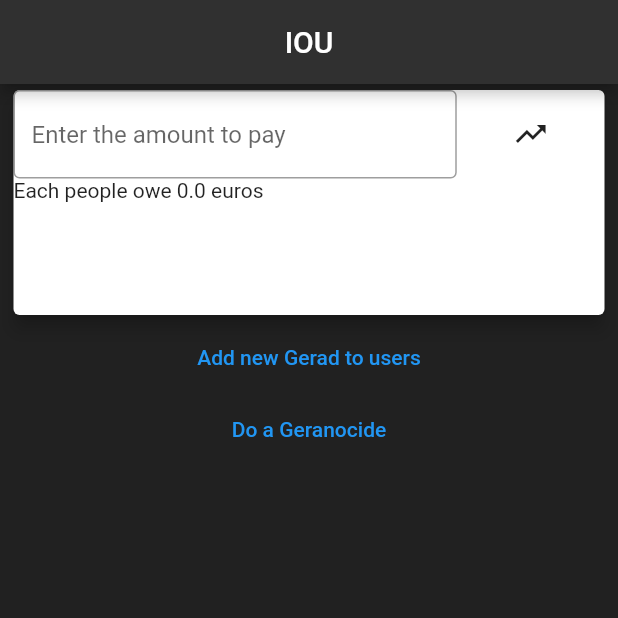
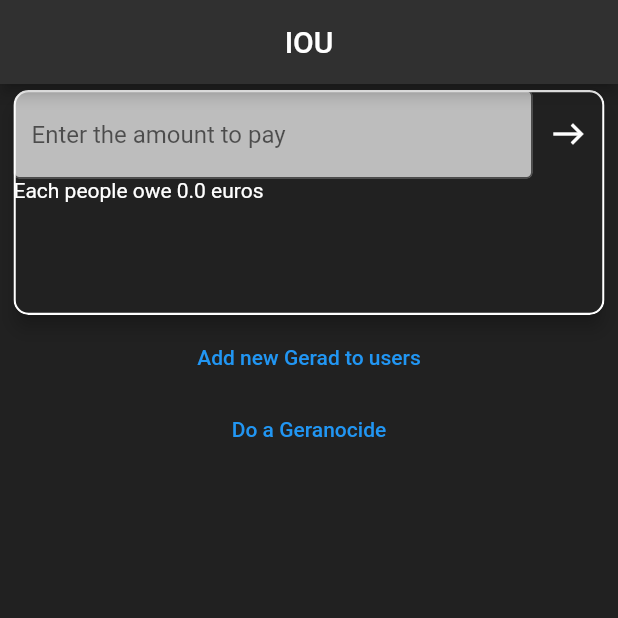
Before and after one commit to braimbau/IOU, a Flutter app: the screen it shows after launch, on a phone screen of 412 x 824 dp, the top half of it. Run offline on Flutter 3.47's test engine with Material 2 defaults, Android fonts, the light colour scheme and no system bars.

Commit message:
better dart theme

```diff
--- a/lib/main.dart
+++ b/lib/main.dart
@@ -4,8 +4,6 @@ import 'package:flutter/material.dart';
 void main() {
   runApp(MaterialApp(home: Home()));
 }
-
-
 
 class Home extends StatefulWidget {
   @override
@@ -15,7 +13,6 @@ class Home extends StatefulWidget {
 class User {
   num _balance;
   String _name;
-  Color _color;
   bool _isSelected;
   String _url;
 
@@ -49,8 +46,14 @@ class _HomeState extends State<Home> {
 
   @override
   Widget build(BuildContext context) {
-
-    return Scaffold(
+    return GestureDetector(
+      onTap: () {
+        FocusScopeNode currentFocus = FocusScope.of(context);
+        if (!currentFocus.hasPrimaryFocus) {
+          currentFocus.unfocus();
+        }
+      },
+      child: Scaffold(
         backgroundColor: Colors.grey[900],
         appBar: AppBar(
           title: Text('IOU'),
@@ -62,7 +65,15 @@ class _HomeState extends State<Home> {
           child: ListView(
             children: <Widget> [
               Card(
+                shape: RoundedRectangleBorder(
+                  borderRadius: BorderRadius.circular(10), // if you need this
+                  side: BorderSide(
+                    color: Colors.white,
+                    width: 1.5,
+                  ),
+                ),
                 clipBehavior: Clip.antiAlias,
+                color: Colors.grey[900],
                 semanticContainer: true,
                 elevation: 5,
                 child: Column(
@@ -72,6 +83,7 @@ class _HomeState extends State<Home> {
                         Expanded(
                           flex: 3,
                           child: TextField(
+                            style: TextStyle(color : Colors.black),
                             keyboardType: TextInputType.numberWithOptions(
                               signed: false,
                               decimal: true,
@@ -79,7 +91,9 @@ class _HomeState extends State<Home> {
                             controller: myController,
                             decoration: InputDecoration(
                                 border: OutlineInputBorder(),
-                              hintText: 'Enter the amount to pay'),
+                                hintText: 'Enter the amount to pay',
+                                fillColor: Colors.white70,
+                                filled: true),
                             onChanged: (String str) {setState(() {
                               double tmp;
                               try {
@@ -99,10 +113,9 @@ class _HomeState extends State<Home> {
                             });},
                           ),
                         ),
-                      Expanded(
-                        flex: 1,
+                        SizedBox(
                           child: IconButton(
-                          icon: const Icon(Icons.trending_up),
+                            icon: const Icon(Icons.east, color: Colors.white),
                             onPressed: () {
                               setState(() {
 
@@ -121,7 +134,7 @@ class _HomeState extends State<Home> {
                       children: [
                         Text((amountToPay >= 0)
                             ? "Each people owe $displayableAmountToPayPerUser euros"
-                          : (amountToPay == -2) ? "please select user(s)" : "Enter an amount")
+                            : (amountToPay == -2) ? "please select user(s)" : "Enter an amount",style: TextStyle(color: Colors.white),)
                       ],
                     ),
                     SizedBox(
@@ -149,9 +162,7 @@ class _HomeState extends State<Home> {
                                     tmp = double.parse(myController.text.replaceAll(',', '.')) * 100;
                                   }
                                   on Exception catch (_) {
-                                  print(_.toString());
                                     amountToPay = -1;
-                                  print("error");
                                     return;
                                   }
                                   amountToPay = tmp.toInt();
@@ -165,7 +176,7 @@ class _HomeState extends State<Home> {
                               },
                               child: CircleAvatar(
                                   radius: 25,
-                                backgroundColor: (userList[index]._isSelected) ? Colors.red : Colors.grey,
+                                  backgroundColor: (userList[index]._isSelected) ? Colors.blue : Colors.white,
                                   child: CircleAvatar(
                                     radius: 22,
                                     backgroundImage:
@@ -191,6 +202,7 @@ class _HomeState extends State<Home> {
                   onPressed: () {
                     setState(() {
                       userList.clear();
+                      nbSelectedUsers = 0;
                     });
                   },
                   child: Text("Do a Geranocide")),
@@ -210,6 +222,7 @@ class _HomeState extends State<Home> {
             ],
           ),
         ),
+      ),
     );
   }
 }
```
Lines whose indentation alone changed are shown as unchanged.
